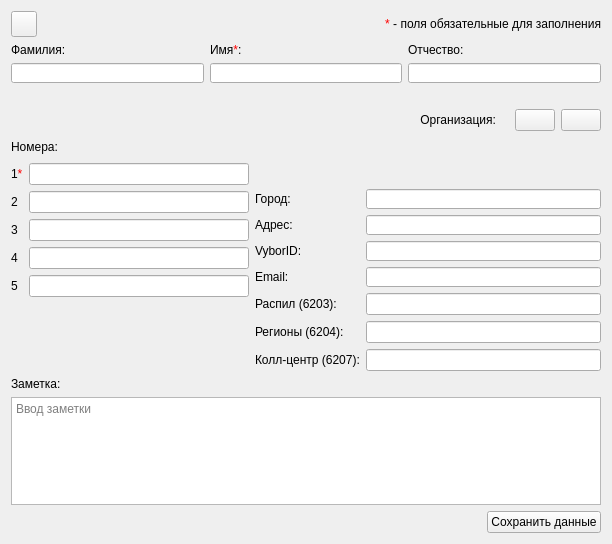
The window that src/EditContactDialog.ui (okostynchuk/Outcall) describes before a commit, drawn with Qt 5.
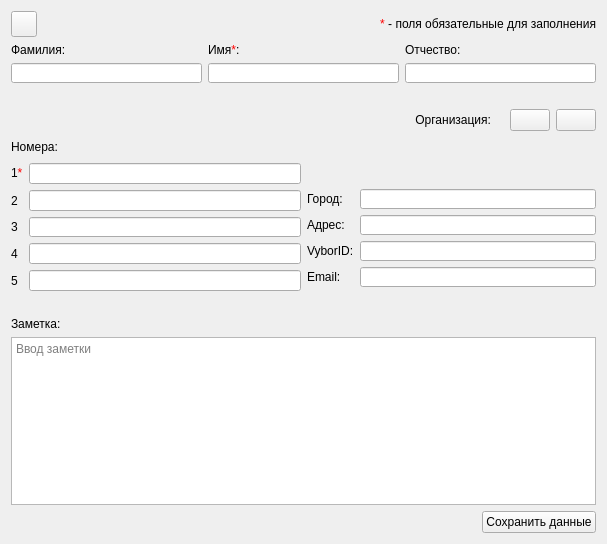
The same window after the commit. Icons and pictures are not drawn.

Commit message: dynamically create widgets for add managers, edit select in contacts dialog, and other

The edit to the form file:
```diff
--- a/src/EditContactDialog.ui
+++ b/src/EditContactDialog.ui
@@ -6,7 +6,7 @@
    <rect>
     <x>0</x>
     <y>0</y>
-    <width>603</width>
+    <width>607</width>
     <height>544</height>
    </rect>
   </property>
@@ -315,7 +315,7 @@
    <item row="3" column="0">
     <layout class="QHBoxLayout" name="horizontalLayout_2">
      <item>
-      <layout class="QGridLayout" name="gridLayout">
+      <layout class="QGridLayout" name="gridLayout_2">
        <item row="0" column="0">
         <widget class="QLabel" name="label_6">
          <property name="text">
@@ -426,20 +426,7 @@
       </layout>
      </item>
      <item>
-      <layout class="QGridLayout" name="gridLayout_2">
-       <item row="4" column="1">
-        <widget class="QLineEdit" name="email">
-         <property name="minimumSize">
-          <size>
-           <width>235</width>
-           <height>20</height>
-          </size>
-         </property>
-         <property name="focusPolicy">
-          <enum>Qt::StrongFocus</enum>
-         </property>
-        </widget>
-       </item>
+      <layout class="QGridLayout" name="gridLayout">
        <item row="1" column="1">
         <widget class="QLineEdit" name="city">
          <property name="minimumSize">
@@ -453,16 +440,16 @@
          </property>
         </widget>
        </item>
-       <item row="0" column="0" colspan="2">
-        <widget class="QLabel" name="label_14">
+       <item row="4" column="1">
+        <widget class="QLineEdit" name="email">
          <property name="minimumSize">
           <size>
-           <width>0</width>
+           <width>235</width>
            <height>20</height>
           </size>
          </property>
-         <property name="text">
-          <string/>
+         <property name="focusPolicy">
+          <enum>Qt::StrongFocus</enum>
          </property>
         </widget>
        </item>
@@ -492,33 +479,16 @@
          </property>
         </widget>
        </item>
-       <item row="5" column="1">
-        <widget class="QLineEdit" name="group_6203"/>
-       </item>
-       <item row="6" column="1">
-        <widget class="QLineEdit" name="group_6204"/>
-       </item>
-       <item row="6" column="0">
-        <widget class="QLabel" name="label_11">
-         <property name="text">
-          <string>Регионы (6204):</string>
+       <item row="0" column="0" colspan="2">
+        <widget class="QLabel" name="label_14">
+         <property name="minimumSize">
+          <size>
+           <width>0</width>
+           <height>20</height>
+          </size>
          </property>
-        </widget>
-       </item>
-       <item row="7" column="1">
-        <widget class="QLineEdit" name="group_6207"/>
-       </item>
-       <item row="5" column="0">
-        <widget class="QLabel" name="label_9">
          <property name="text">
-          <string>Распил (6203):</string>
-         </property>
-        </widget>
-       </item>
-       <item row="7" column="0">
-        <widget class="QLabel" name="label_17">
-         <property name="text">
-          <string>Колл-центр (6207):</string>
+          <string/>
          </property>
         </widget>
        </item>
@@ -535,16 +505,6 @@
          </property>
         </widget>
        </item>
-       <item row="2" column="0">
-        <widget class="QLabel" name="label_10">
-         <property name="text">
-          <string>Адрес:</string>
-         </property>
-         <property name="alignment">
-          <set>Qt::AlignLeading|Qt::AlignLeft|Qt::AlignVCenter</set>
-         </property>
-        </widget>
-       </item>
        <item row="3" column="0">
         <widget class="QLabel" name="label_32">
          <property name="text">
@@ -565,6 +525,29 @@
          </property>
         </widget>
        </item>
+       <item row="2" column="0">
+        <widget class="QLabel" name="label_10">
+         <property name="text">
+          <string>Адрес:</string>
+         </property>
+         <property name="alignment">
+          <set>Qt::AlignLeading|Qt::AlignLeft|Qt::AlignVCenter</set>
+         </property>
+        </widget>
+       </item>
+       <item row="5" column="1">
+        <spacer name="verticalSpacer">
+         <property name="orientation">
+          <enum>Qt::Vertical</enum>
+         </property>
+         <property name="sizeHint" stdset="0">
+          <size>
+           <width>20</width>
+           <height>40</height>
+          </size>
+         </property>
+        </spacer>
+       </item>
       </layout>
      </item>
     </layout>
```
Left out of the diff: 3 changed lines with no effect on the pictures. The commit also changes 15 other files.
